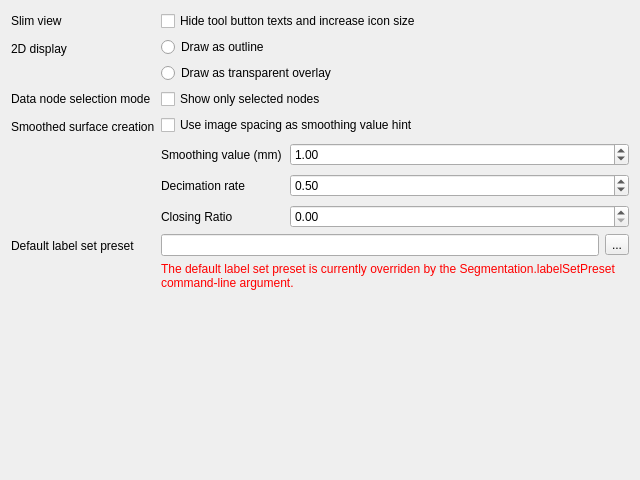
The window that Plugins/org.mitk.gui.qt.segmentation/src/QmitkSegmentationPreferencePageControls.ui (MITK/MITK) describes before a commit, drawn with Qt 5.
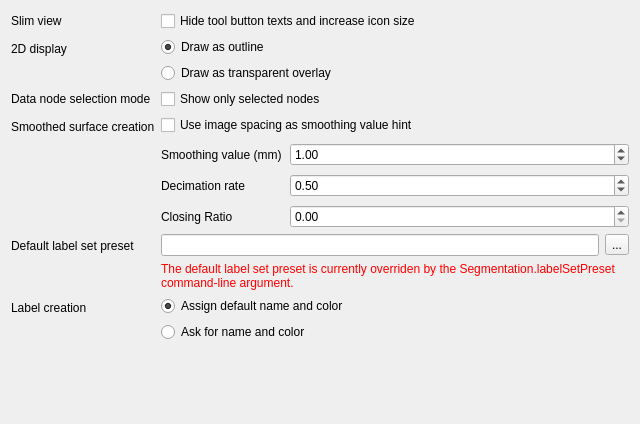
The same window after the commit.

Commit message: Add preference for default label naming

The edit to the form file:
```diff
--- a/Plugins/org.mitk.gui.qt.segmentation/src/QmitkSegmentationPreferencePageControls.ui
+++ b/Plugins/org.mitk.gui.qt.segmentation/src/QmitkSegmentationPreferencePageControls.ui
@@ -7,7 +7,7 @@
     <x>0</x>
     <y>0</y>
     <width>640</width>
-    <height>480</height>
+    <height>424</height>
    </rect>
   </property>
   <property name="windowTitle">
@@ -42,6 +42,12 @@
        <property name="text">
         <string>Draw as outline</string>
        </property>
+       <property name="checked">
+        <bool>true</bool>
+       </property>
+       <attribute name="buttonGroup">
+        <string notr="true">displayButtonGroup</string>
+       </attribute>
       </widget>
      </item>
      <item>
@@ -198,6 +204,40 @@
      </item>
     </layout>
    </item>
+   <item row="5" column="0">
+    <widget class="QLabel" name="labelCreationLabel">
+     <property name="text">
+      <string>Label creation</string>
+     </property>
+    </widget>
+   </item>
+   <item row="5" column="1">
+    <layout class="QVBoxLayout" name="verticalLayout">
+     <item>
+      <widget class="QRadioButton" name="defaultNameRadioButton">
+       <property name="text">
+        <string>Assign default name and color</string>
+       </property>
+       <property name="checked">
+        <bool>true</bool>
+       </property>
+       <attribute name="buttonGroup">
+        <string notr="true">labelCreationButtonGroup</string>
+       </attribute>
+      </widget>
+     </item>
+     <item>
+      <widget class="QRadioButton" name="askForNameRadioButton">
+       <property name="text">
+        <string>Ask for name and color</string>
+       </property>
+       <attribute name="buttonGroup">
+        <string notr="true">labelCreationButtonGroup</string>
+       </attribute>
+      </widget>
+     </item>
+    </layout>
+   </item>
   </layout>
  </widget>
  <resources/>
```
Left out of the diff: 7 changed lines with no effect on the pictures. The commit also changes 1 other file.
